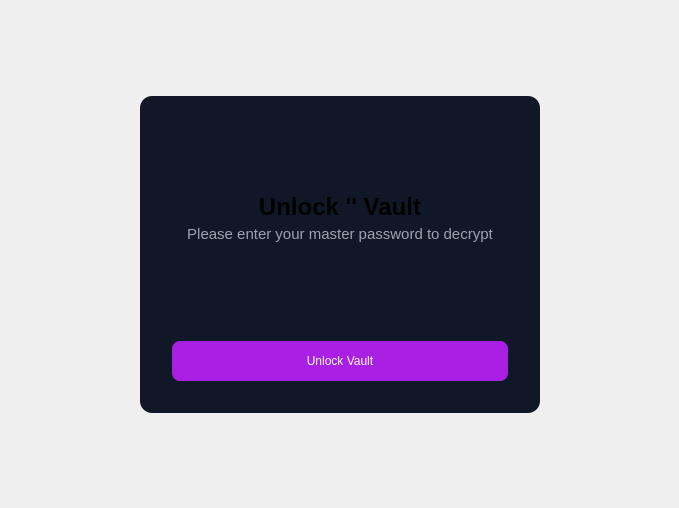
Keypr-org/qt_client, file src/mainContent/unlockvaultmodal.ui: the form before one commit.
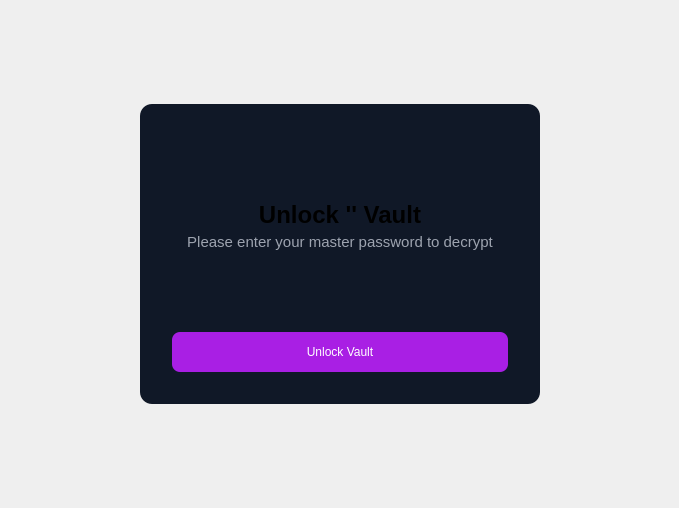
The form after the commit. Icons and pictures are not drawn. Custom widgets are drawn as their Qt base class.

The edit to the form file:
```diff
--- a/src/mainContent/unlockvaultmodal.ui
+++ b/src/mainContent/unlockvaultmodal.ui
@@ -272,19 +272,6 @@
         </property>
        </widget>
       </item>
-      <item>
-       <spacer name="verticalSpacer_4">
-        <property name="orientation">
-         <enum>Qt::Orientation::Vertical</enum>
-        </property>
-        <property name="sizeHint" stdset="0">
-         <size>
-          <width>20</width>
-          <height>40</height>
-         </size>
-        </property>
-       </spacer>
-      </item>
       <item>
        <widget class="QPushButton" name="unlockVaultButtonModal">
         <property name="sizePolicy">
```
